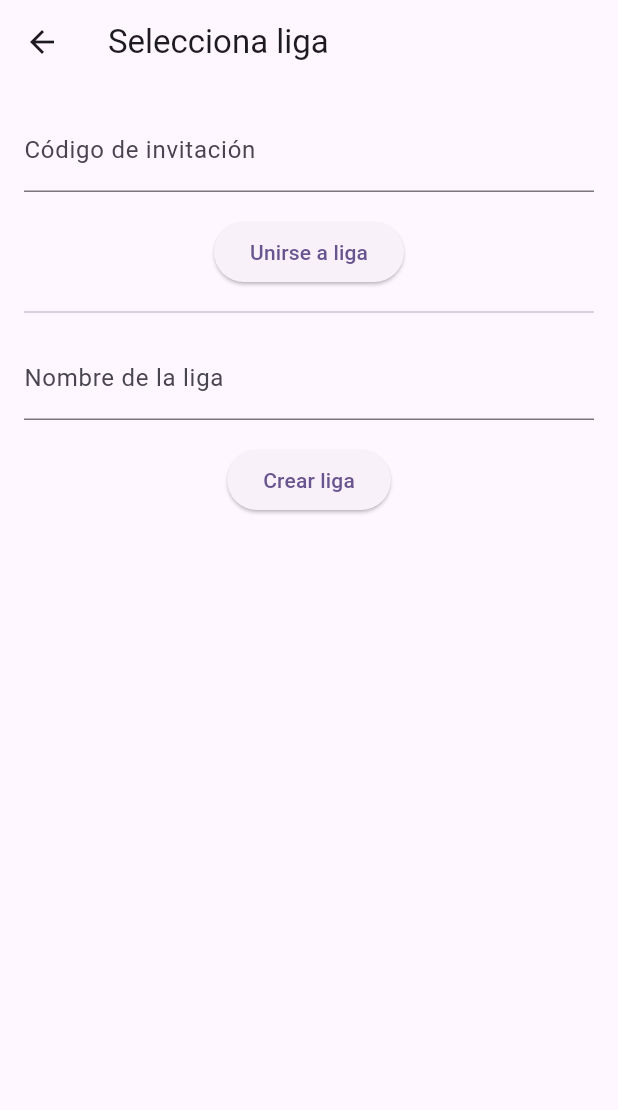
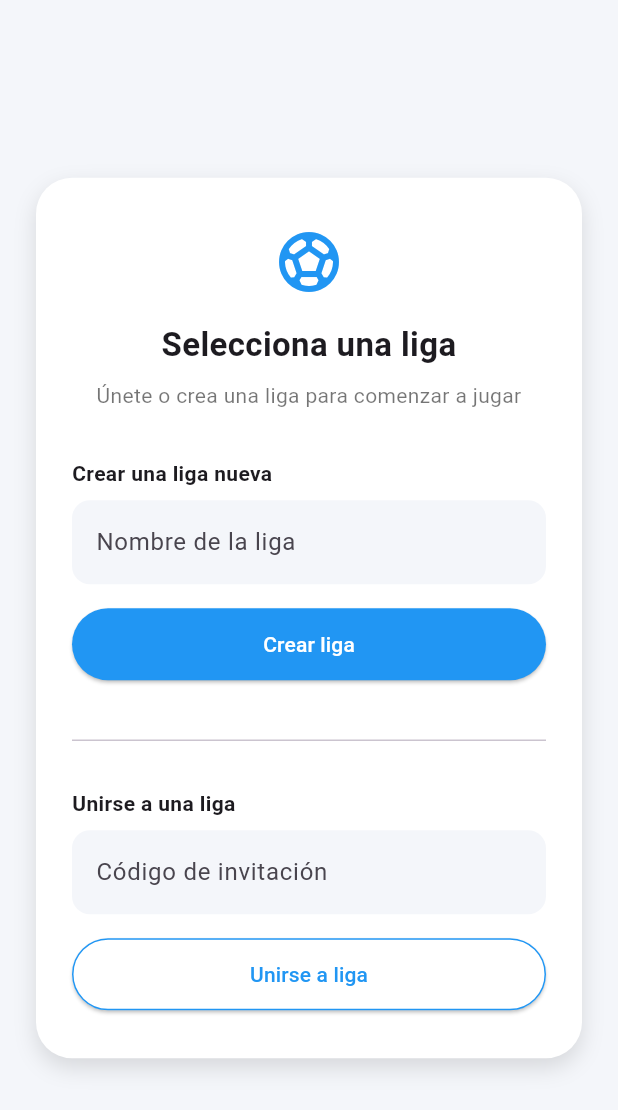
Before and after one commit to ingRodriguezSelvi/futmatch_frontend, a Flutter app: the LeagueSelectionScreen screen opened by its route, on a phone screen of 412 x 824 dp. Shown: the top 1110 px of the screen. Run offline on Flutter 3.47's test engine with Material 3 defaults, Android fonts, the phone set to English and light mode, and no system bars; our stand-ins replace bloc, equatable, flutter_bloc, get_it, sqflite, table_calendar; accounts and stored records are empty.

Commit message:
feat: improve league selection screen layout and enhance user experience

```diff
--- /dev/null
+++ b/devtools_options.yaml
@@ -0,0 +1,3 @@
+description: This file stores settings for Dart & Flutter DevTools.
+documentation: https://docs.flutter.dev/tools/devtools/extensions#configure-extension-enablement-states
+extensions:
--- a/lib/features/app_context/ui/screens/league_selection_screen.dart
+++ b/lib/features/app_context/ui/screens/league_selection_screen.dart
@@ -12,6 +12,10 @@ class LeagueSelectionScreen extends StatelessWidget {
     final codeCtrl = TextEditingController();
     final nameCtrl = TextEditingController();
 
+    final primaryColor = Colors.blue;
+    final accentColor = const Color(0xFF26EC77);
+    final backgroundColor = const Color(0xFFF4F6FA);
+
     return BlocProvider(
       create: (_) => sl<LeaguesBloc>(),
       child: BlocConsumer<LeaguesBloc, LeaguesState>(
@@ -19,58 +23,144 @@ class LeagueSelectionScreen extends StatelessWidget {
           if (state is LeagueLoaded) {
             Navigator.of(context).pushReplacementNamed('/home');
           } else if (state is LeaguesError) {
-            ScaffoldMessenger.of(context)
-                .showSnackBar(SnackBar(content: Text(state.message)));
+            ScaffoldMessenger.of(
+              context,
+            ).showSnackBar(SnackBar(content: Text(state.message)));
           }
         },
         builder: (context, state) {
           final loading = state is LeaguesLoading;
+
           return Scaffold(
-            appBar: AppBar(title: const Text('Selecciona liga')),
-            body: Padding(
-              padding: const EdgeInsets.all(16),
+            backgroundColor: backgroundColor,
+            body: SafeArea(
+              child: Center(
+                child: SingleChildScrollView(
+                  padding: const EdgeInsets.all(24),
+                  child: Container(
+                    decoration: BoxDecoration(
+                      color: Colors.white,
+                      borderRadius: BorderRadius.circular(24),
+                      boxShadow: [
+                        BoxShadow(
+                          color: Colors.black12,
+                          blurRadius: 12,
+                          offset: Offset(0, 6),
+                        ),
+                      ],
+                    ),
+                    padding: const EdgeInsets.symmetric(horizontal: 24, vertical: 32),
                     child: Column(
+                      crossAxisAlignment: CrossAxisAlignment.stretch,
                       children: [
+                        const Icon(Icons.sports_soccer, size: 48, color: Colors.blue),
+                        const SizedBox(height: 16),
+                        const Text(
+                          'Selecciona una liga',
+                          textAlign: TextAlign.center,
+                          style: TextStyle(
+                            fontSize: 22,
+                            fontWeight: FontWeight.bold,
+                          ),
+                        ),
+                        const SizedBox(height: 8),
+                        const Text(
+                          'Únete o crea una liga para comenzar a jugar',
+                          textAlign: TextAlign.center,
+                          style: TextStyle(color: Colors.black54),
+                        ),
+                        const SizedBox(height: 32),
+
+                        // Crear nueva liga
+                        const Text(
+                          'Crear una liga nueva',
+                          style: TextStyle(fontWeight: FontWeight.bold),
+                        ),
+                        const SizedBox(height: 8),
                         TextField(
-                    controller: codeCtrl,
-                    decoration: const InputDecoration(
-                      labelText: 'Código de invitación',
+                          controller: nameCtrl,
+                          decoration: InputDecoration(
+                            hintText: 'Nombre de la liga',
+                            filled: true,
+                            fillColor: const Color(0xFFF4F6FA),
+                            border: OutlineInputBorder(
+                              borderRadius: BorderRadius.circular(12),
+                              borderSide: BorderSide.none,
+                            ),
                           ),
                         ),
                         const SizedBox(height: 16),
                         ElevatedButton(
+                          style: ElevatedButton.styleFrom(
+                            backgroundColor: primaryColor,
+                            minimumSize: const Size.fromHeight(48),
+                            shape: RoundedRectangleBorder(
+                              borderRadius: BorderRadius.circular(24),
+                            ),
+                          ),
                           onPressed: loading
                               ? null
                               : () {
-                            context
-                                .read<LeaguesBloc>()
-                                .add(JoinLeagueRequested(codeCtrl.text));
+                            context.read<LeaguesBloc>().add(
+                              CreateLeagueRequested(nameCtrl.text),
+                            );
                           },
-                    child:
-                        Text(loading ? 'Uniendo...' : 'Unirse a liga'),
+                          child: Text(loading ? 'Creando...' : 'Crear liga',style: TextStyle(color: Colors.white),),
                         ),
-                  const Divider(height: 32),
+
+                        const SizedBox(height: 32),
+                        const Divider(),
+                        const SizedBox(height: 24),
+
+                        // Unirse a liga
+                        const Text(
+                          'Unirse a una liga',
+                          style: TextStyle(fontWeight: FontWeight.bold),
+                        ),
+                        const SizedBox(height: 8),
                         TextField(
-                    controller: nameCtrl,
-                    decoration: const InputDecoration(
-                      labelText: 'Nombre de la liga',
+                          controller: codeCtrl,
+                          decoration: InputDecoration(
+                            hintText: 'Código de invitación',
+                            filled: true,
+                            fillColor: const Color(0xFFF4F6FA),
+                            border: OutlineInputBorder(
+                              borderRadius: BorderRadius.circular(12),
+                              borderSide: BorderSide.none,
+                            ),
                           ),
                         ),
                         const SizedBox(height: 16),
                         ElevatedButton(
+                          style: ElevatedButton.styleFrom(
+                            backgroundColor: Colors.white,
+                            minimumSize: const Size.fromHeight(48),
+                            shape: RoundedRectangleBorder(
+                              borderRadius: BorderRadius.circular(24),
+                              side: BorderSide(color: primaryColor, width: 1),
+                            ),
+                          ),
                           onPressed: loading
                               ? null
                               : () {
-                            context
-                                .read<LeaguesBloc>()
-                                .add(CreateLeagueRequested(nameCtrl.text));
+                            context.read<LeaguesBloc>().add(
+                              JoinLeagueRequested(codeCtrl.text),
+                            );
                           },
-                    child: Text(loading ? 'Creando...' : 'Crear liga'),
+                          child: Text(loading ? 'Uniendo...' : 'Unirse a liga',style: TextStyle(color: primaryColor),),
                         ),
+
+
+
+
                       ],
                     ),
                   ),
+                ),
+              ),
+            ),
           );
+
         },
       ),
     );
```
Also changed, not shown: pubspec.lock, 1 other file. Lines whose indentation alone changed are shown as unchanged.
